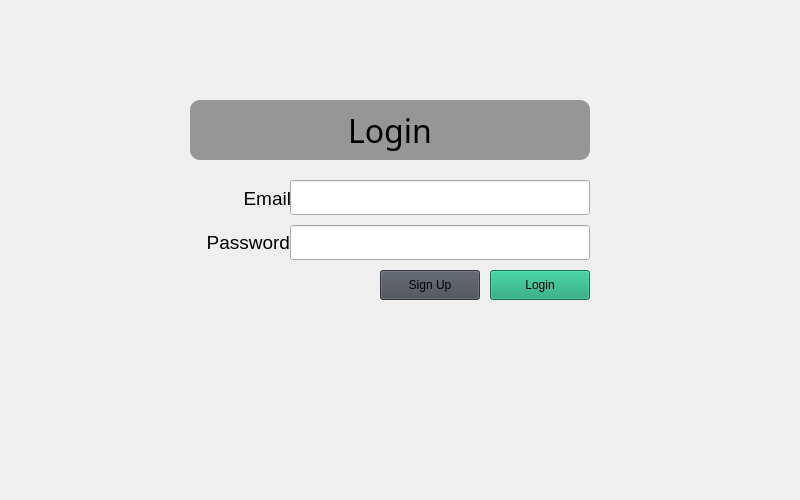
Qt form login.ui (Mukhammadsaid19/os-plagiarism-checker) before a commit.
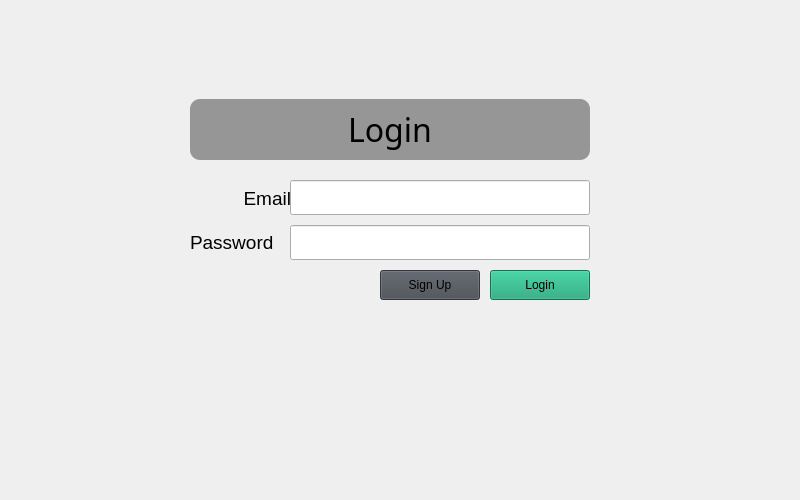
The same form after that commit. Icons and pictures are not drawn.

The edit to the form file:
```diff
--- a/login.ui
+++ b/login.ui
@@ -59,9 +59,9 @@
    <property name="geometry">
     <rect>
      <x>190</x>
-     <y>100</y>
+     <y>99</y>
      <width>400</width>
-     <height>60</height>
+     <height>61</height>
     </rect>
    </property>
    <property name="font">
@@ -83,6 +83,12 @@
 font-family: &quot;Ubuntu Condensed&quot;;
 font-size: 75</string>
    </property>
+   <property name="frameShape">
+    <enum>QFrame::NoFrame</enum>
+   </property>
+   <property name="lineWidth">
+    <number>1</number>
+   </property>
    <property name="text">
     <string>Login</string>
    </property>
@@ -144,9 +150,6 @@
    <property name="text">
     <string>Password</string>
    </property>
-   <property name="alignment">
-    <set>Qt::AlignRight|Qt::AlignTrailing|Qt::AlignVCenter</set>
-   </property>
    <property name="margin">
     <number>10</number>
    </property>
```
Left out of the diff: 6 changed lines with no effect on the pictures.
